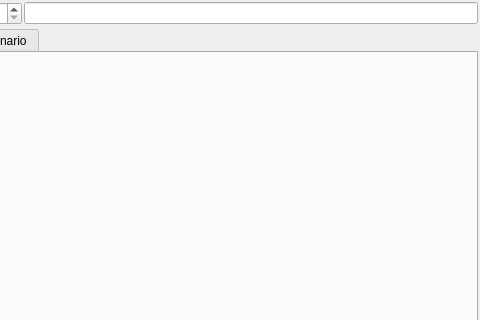
diegowald/atlas, file atlas/dialogs/dialoghistoriaclinica.ui: the form before one commit; both pictures show x 315 to 795 and y 0 to 320 of the 795 by 519 pixel window.
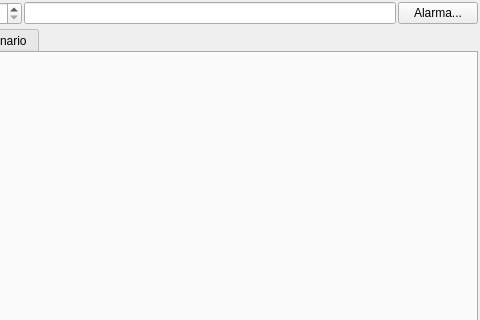
The form after the commit. Custom widgets are drawn as their Qt base class.

Commit message: Implementacion de getAlarmaByPaciente

Diff of the .ui file:
```diff
--- a/atlas/dialogs/dialoghistoriaclinica.ui
+++ b/atlas/dialogs/dialoghistoriaclinica.ui
@@ -80,6 +80,13 @@
      <item>
       <widget class="QLineEdit" name="txtNumeroPaciente"/>
      </item>
+     <item>
+      <widget class="QPushButton" name="btnAlarma">
+       <property name="text">
+        <string>Alarma...</string>
+       </property>
+      </widget>
+     </item>
     </layout>
    </item>
    <item>
```
The commit also changes 14 other files.
